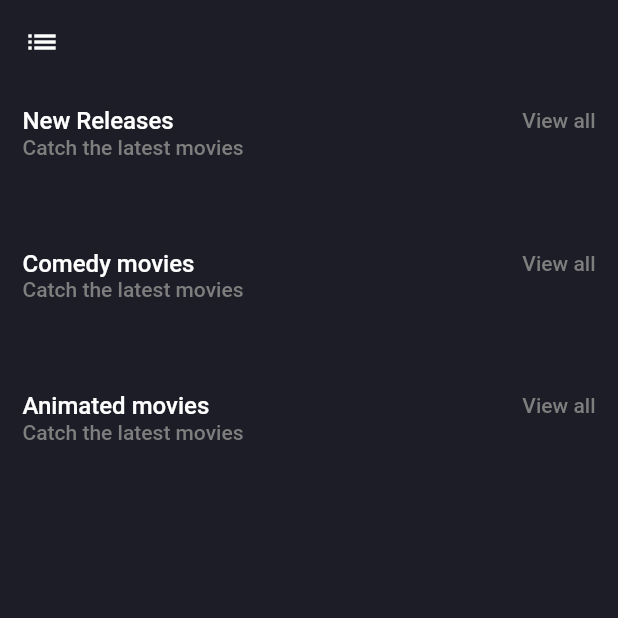
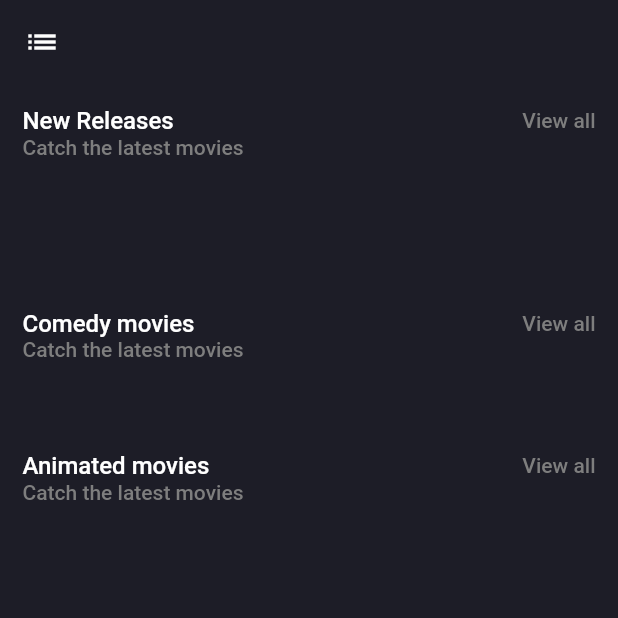
Before and after one commit to wildanelek12/movie_apps_wildan, a Flutter app: the screen it shows after launch, on a phone screen of 412 x 824 dp, the top half of it. Run offline on Flutter 3.47's test engine with Material 2 defaults, Android fonts, the light colour scheme and no system bars.

Commit message:
Update home_page.dart

```diff
--- a/lib/home_page.dart
+++ b/lib/home_page.dart
@@ -23,7 +23,7 @@ class HomePage extends StatelessWidget {
             padding: EdgeInsets.all(15),
             child: Column(
               crossAxisAlignment: CrossAxisAlignment.start,
-              mainAxisSize: MainAxisSize.min,
+              mainAxisSize: MainAxisSize.max,
               children: [
                 CategorySeparator(
                   title: 'New Releases',
@@ -36,9 +36,9 @@ class HomePage extends StatelessWidget {
                       fontWeight: FontWeight.w500),
                 ),
                 SizedBox(
-                  height: 20,
+                  height: 60,
                 ),
-
+                //list nantinya
                 SizedBox(
                   height: 40,
                 ),
@@ -55,7 +55,7 @@ class HomePage extends StatelessWidget {
                 SizedBox(
                   height: 20,
                 ),
-
+                 //list nantinya
                 SizedBox(
                   height: 40,
                 ),
@@ -72,7 +72,7 @@ class HomePage extends StatelessWidget {
                 SizedBox(
                   height: 20,
                 ),
-
+           //list nantinya
               ],
             ),
           ),
```
